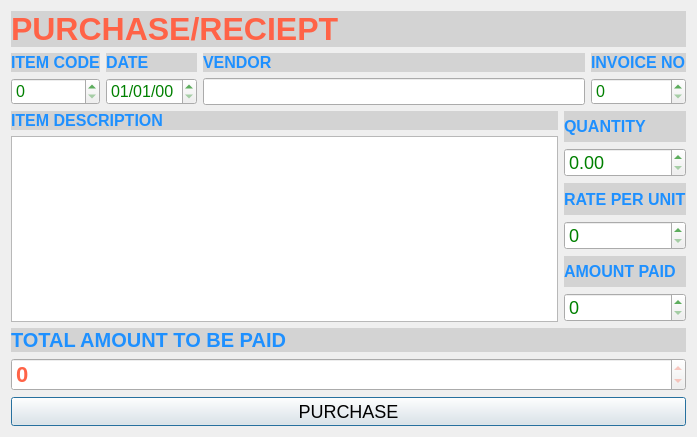
Above: WareHouse/purchasedialog.ui from ZeroCoolHacker/Inventory before the change. Below: the same form after it.
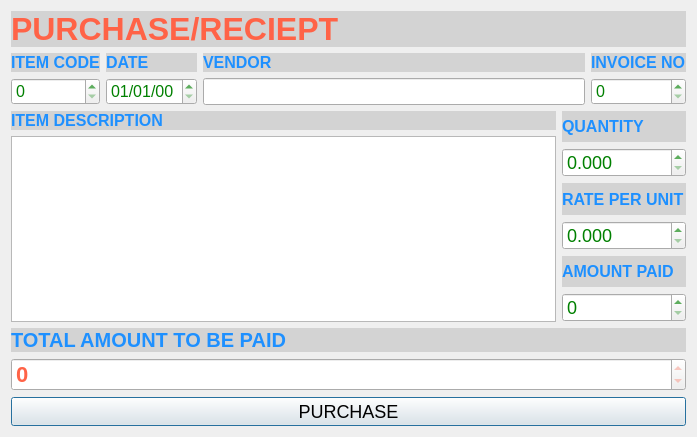
That is the form after the change.

Commit message:
Auto Calculates the Total amount
on quantity and rate per unit valueChanged signal, the total amount gets
updated
Changed the total_spinbox to read only

The edit to the form file:
```diff
--- a/WareHouse/purchasedialog.ui
+++ b/WareHouse/purchasedialog.ui
@@ -211,6 +211,9 @@
                  <property name="styleSheet">
                   <string notr="true">font-size:18px;color:green;</string>
                  </property>
+                 <property name="decimals">
+                  <number>3</number>
+                 </property>
                  <property name="maximum">
                   <double>999999999999999983222784.000000000000000</double>
                  </property>
@@ -237,12 +240,15 @@
                 </widget>
                </item>
                <item>
-                <widget class="QSpinBox" name="rate_spinBox_2">
+                <widget class="QDoubleSpinBox" name="rateperunit_doubleSpinBox">
                  <property name="styleSheet">
                   <string notr="true">font-size:18px;color:green;</string>
                  </property>
+                 <property name="decimals">
+                  <number>3</number>
+                 </property>
                  <property name="maximum">
-                  <number>999999999</number>
+                  <double>9999999999999999583119736832.000000000000000</double>
                  </property>
                 </widget>
                </item>
```
The commit also changes 2 other files.
